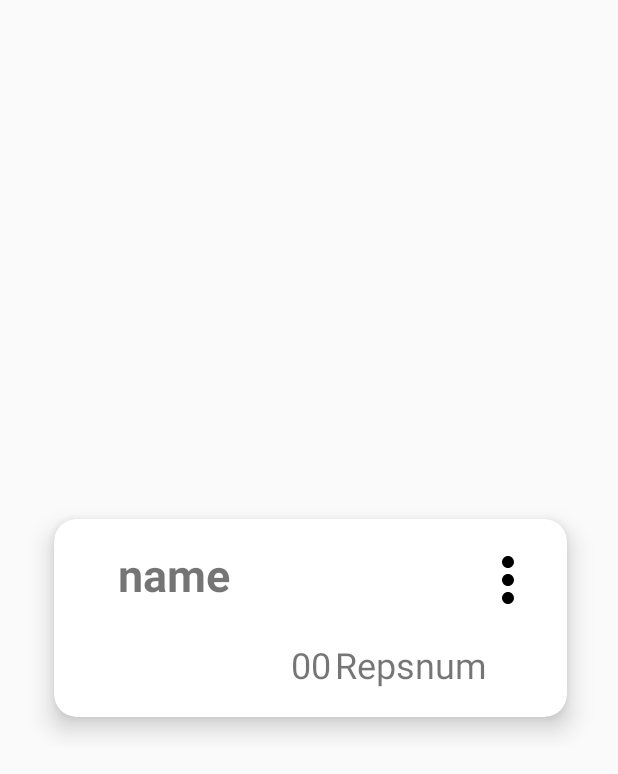
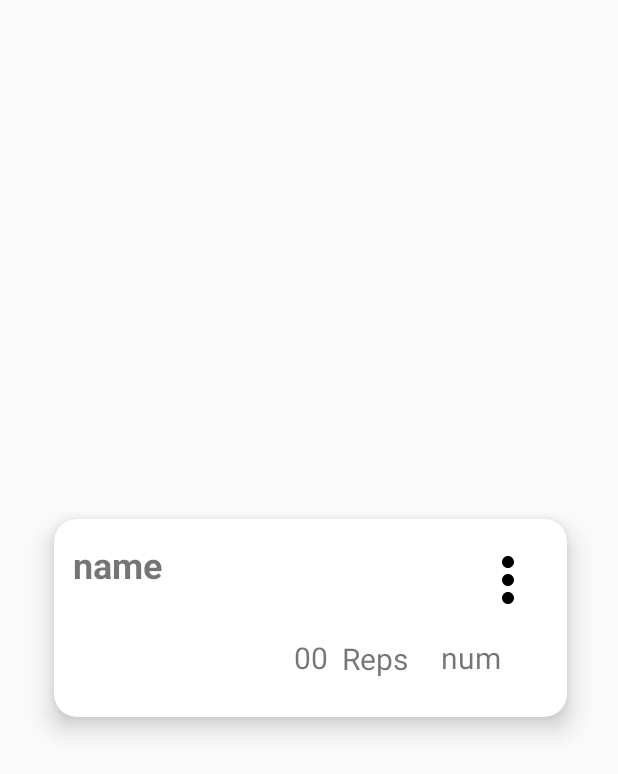
Before and after one commit to jaredw4215/RoutineAppKotlin, an Android app: the layout exercise_view.xml on its own in the app's theme, with its tools: preview values and no code run, on a phone screen of 412 x 824 dp. Shown: the top 774 px of the screen. Run offline under Robolectric (Android 15) with nearby library versions, the phone set to English and light mode, and no system bars.

Commit message:
created debug apk and release apk, edited UI of exercise_view.xml and routine_view.xml.

```diff
--- a/app/src/main/java/com/example/routineappas/MainActivity.kt
+++ b/app/src/main/java/com/example/routineappas/MainActivity.kt
@@ -24,8 +24,7 @@ class MainActivity : AppCompatActivity() {
         super.onCreate(savedInstanceState)
         setContentView(R.layout.activity_main)
         initMainView()
-    }
-    private fun addEditPopup(view: RoutineView,rModel: RoutineModel){
+    }    private fun addEditPopup(view: RoutineView,rModel: RoutineModel){
         val popup = Dialog(this)
         popup.requestWindowFeature(Window.FEATURE_NO_TITLE)
         popup.setContentView(R.layout.routine_popup_view)
--- /dev/null
+++ b/app/src/main/res/drawable/baseline_local_fire_department_24.xml
@@ -0,0 +1,6 @@
+<vector android:height="24dp" android:tint="#FC4C1F"
+    android:viewportHeight="24" android:viewportWidth="24"
+    android:width="24dp" xmlns:android="http://schemas.android.com/apk/res/android">
+    <path android:fillColor="@android:color/white" android:pathData="M12,12.9l-2.13,2.09C9.31,15.55 9,16.28 9,17.06C9,18.68 10.35,20 12,20s3,-1.32 3,-2.94c0,-0.78 -0.31,-1.52 -0.87,-2.07L12,12.9z"/>
+    <path android:fillColor="@android:color/white" android:pathData="M16,6l-0.44,0.55C14.38,8.02 12,7.19 12,5.3V2c0,0 -8,4 -8,11c0,2.92 1.56,5.47 3.89,6.86C7.33,19.07 7,18.1 7,17.06c0,-1.32 0.52,-2.56 1.47,-3.5L12,10.1l3.53,3.47c0.95,0.93 1.47,2.17 1.47,3.5c0,1.02 -0.31,1.96 -0.85,2.75c1.89,-1.15 3.29,-3.06 3.71,-5.3C20.52,10.97 18.79,7.62 16,6z"/>
+</vector>
--- a/app/src/main/res/layout/activity_main.xml
+++ b/app/src/main/res/layout/activity_main.xml
@@ -25,15 +25,15 @@
 
     <ScrollView
         android:id="@+id/scrollView4"
-        android:layout_width="0dp"
-        android:layout_height="0dp"
+        android:layout_width="384dp"
+        android:layout_height="713dp"
         android:layout_marginStart="1dp"
         android:layout_marginEnd="1dp"
         android:layout_marginBottom="1dp"
         android:contentDescription="@string/appbar_scrolling_view_behavior"
         app:layout_constraintBottom_toBottomOf="parent"
         app:layout_constraintEnd_toEndOf="parent"
-        app:layout_constraintHorizontal_bias="0.0"
+        app:layout_constraintHorizontal_bias="0.477"
         app:layout_constraintStart_toStartOf="parent"
         app:layout_constraintTop_toTopOf="parent"
         app:layout_constraintVertical_bias="1.0">
--- a/app/src/main/res/layout/exercise_view.xml
+++ b/app/src/main/res/layout/exercise_view.xml
@@ -42,10 +42,10 @@
 
                 <TextView
                     android:id="@+id/evName"
-                    android:layout_width="wrap_content"
-                    android:layout_height="wrap_content"
+                    android:layout_width="261dp"
+                    android:layout_height="54dp"
                     android:text="@string/name"
-                    android:textSize="30sp"
+                    android:textSize="24sp"
                     android:textStyle="bold"
                     app:layout_constraintBottom_toBottomOf="parent"
                     app:layout_constraintEnd_toEndOf="parent"
@@ -72,7 +72,7 @@
 
                 <LinearLayout
                     android:id="@+id/evSetHolder"
-                    android:layout_width="132dp"
+                    android:layout_width="134dp"
                     android:layout_height="38dp"
                     android:orientation="horizontal"
                     app:layout_constraintBottom_toBottomOf="parent"
@@ -88,55 +88,57 @@
                     android:layout_height="wrap_content"
                     android:text="@string/_00"
                     android:textAlignment="inherit"
-                    android:textSize="24sp"
+                    android:textSize="20sp"
                     app:layout_constraintBottom_toBottomOf="parent"
                     app:layout_constraintEnd_toEndOf="parent"
                     app:layout_constraintHorizontal_bias="0.501"
                     app:layout_constraintStart_toStartOf="parent"
                     app:layout_constraintTop_toTopOf="parent"
-                    app:layout_constraintVertical_bias="0.81"
+                    app:layout_constraintVertical_bias="0.752"
                     tools:ignore="TextSizeCheck" />
 
                 <TextView
                     android:id="@+id/evWeightTV"
-                    android:layout_width="wrap_content"
-                    android:layout_height="wrap_content"
+                    android:layout_width="41dp"
+                    android:layout_height="35dp"
                     android:text="@string/num"
                     android:textAlignment="viewEnd"
-                    android:textSize="24sp"
+                    android:textSize="20sp"
                     app:layout_constraintBottom_toBottomOf="parent"
                     app:layout_constraintEnd_toEndOf="parent"
-                    app:layout_constraintHorizontal_bias="0.819"
+                    app:layout_constraintHorizontal_bias="0.853"
                     app:layout_constraintStart_toStartOf="parent"
                     app:layout_constraintTop_toTopOf="parent"
-                    app:layout_constraintVertical_bias="0.81" />
+                    app:layout_constraintVertical_bias="0.814"
+                    tools:ignore="TextSizeCheck" />
 
                 <TextView
                     android:id="@+id/weightType"
-                    android:layout_width="46dp"
-                    android:layout_height="32dp"
+                    android:layout_width="wrap_content"
+                    android:layout_height="wrap_content"
                     android:gravity="start"
                     android:text="@string/typ"
-                    android:textSize="24sp"
+                    android:textSize="20sp"
                     app:layout_constraintBottom_toBottomOf="parent"
                     app:layout_constraintEnd_toEndOf="parent"
-                    app:layout_constraintHorizontal_bias="0.976"
+                    app:layout_constraintHorizontal_bias="0.921"
                     app:layout_constraintStart_toStartOf="parent"
                     app:layout_constraintTop_toTopOf="parent"
-                    app:layout_constraintVertical_bias="0.81" />
+                    app:layout_constraintVertical_bias="0.752" />
 
                 <TextView
                     android:id="@+id/textView"
-                    android:layout_width="wrap_content"
-                    android:layout_height="wrap_content"
+                    android:layout_width="48dp"
+                    android:layout_height="32dp"
                     android:text="@string/reps"
-                    android:textSize="24sp"
+                    android:textSize="20sp"
                     app:layout_constraintBottom_toBottomOf="parent"
                     app:layout_constraintEnd_toEndOf="parent"
-                    app:layout_constraintHorizontal_bias="0.65"
+                    app:layout_constraintHorizontal_bias="0.653"
                     app:layout_constraintStart_toStartOf="parent"
                     app:layout_constraintTop_toTopOf="parent"
-                    app:layout_constraintVertical_bias="0.81" />
+                    app:layout_constraintVertical_bias="0.79"
+                    tools:ignore="TextSizeCheck" />
 
             </androidx.constraintlayout.widget.ConstraintLayout>
         </androidx.cardview.widget.CardView>
--- a/app/src/main/res/layout/routine_popup_view.xml
+++ b/app/src/main/res/layout/routine_popup_view.xml
@@ -56,6 +56,9 @@
                 android:ems="10"
                 android:hint="@string/type_routine_name"
                 android:inputType="textPersonName"
+                android:textColorHighlight="@color/material_dynamic_neutral40"
+                android:textColorHint="@color/material_dynamic_neutral30"
+                android:textColorLink="@color/material_dynamic_neutral20"
                 app:layout_constraintBottom_toBottomOf="parent"
                 app:layout_constraintStart_toStartOf="parent"
                 app:layout_constraintTop_toTopOf="parent"
--- a/app/src/main/res/values/colors.xml
+++ b/app/src/main/res/values/colors.xml
@@ -3,8 +3,8 @@
     <color name="purple_200">#FFBB86FC</color>
     <color name="purple_500">#FF6200EE</color>
     <color name="purple_700">#FF3700B3</color>
-    <color name="teal_200">#FF03DAC5</color>
-    <color name="teal_700">#FF018786</color>
+    <color name="teal_200">#A1A1A1</color>
+    <color name="teal_700">#606060</color>
     <color name="black">#FF000000</color>
     <color name="white">#FFFFFFFF</color>
 </resources>
--- a/app/src/main/res/values/strings.xml
+++ b/app/src/main/res/values/strings.xml
@@ -34,5 +34,7 @@
     <string name="reps">Reps</string>
     <string name="_00">00</string>
     <string name="update_your_routine">Update Your Routine</string>
+    <string name="day_streak">Day Streak</string>
+    <string name="num_streak">Num</string>
 
 </resources>
```
Also changed, not shown: app/src/main/res/layout/activity_second.xml (+6 -6 lines), app/src/main/res/layout/routine_view.xml (+8 -9 lines).
